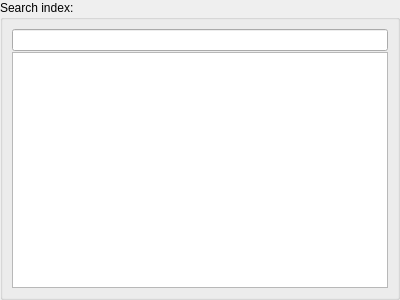
Before: the Qt Designer form src/indexwidget.ui in jsbien/djview-poliqarp_fork, drawn with Qt 5.
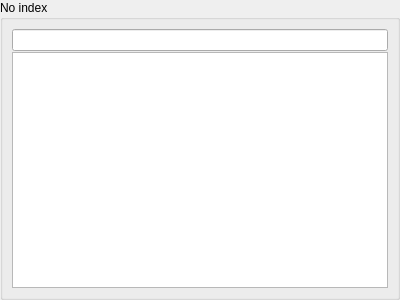
After: the same form once the commit is applied.

Commit message: Display index filename. Closes #212.

What changed in the file:
```diff
--- a/src/indexwidget.ui
+++ b/src/indexwidget.ui
@@ -35,7 +35,7 @@
       </sizepolicy>
      </property>
      <property name="title">
-      <string>Search index:</string>
+      <string>No index</string>
      </property>
      <layout class="QVBoxLayout" name="verticalLayout">
       <property name="spacing">
```
The commit also changes 1 other file.
